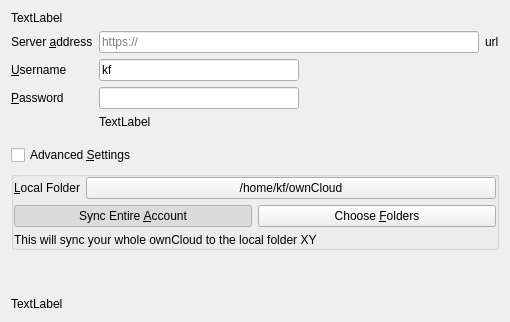
Above: src/mirall/owncloudsetuppage_ng.ui from yogetter/owncloud-client before the change. Below: the same form after it.
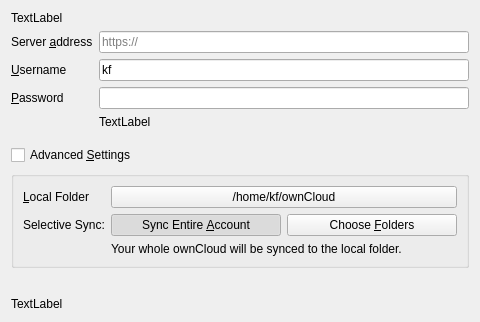
That is the form after the change.

Commit message: Simplified setup dialog - WIP

```diff
--- a/src/mirall/owncloudsetuppage_ng.ui
+++ b/src/mirall/owncloudsetuppage_ng.ui
@@ -6,7 +6,7 @@
    <rect>
     <x>0</x>
     <y>0</y>
-    <width>510</width>
+    <width>480</width>
     <height>322</height>
    </rect>
   </property>
@@ -14,20 +14,7 @@
    <string>Form</string>
   </property>
   <layout class="QGridLayout" name="gridLayout_2">
-   <item row="0" column="0">
-    <widget class="QLabel" name="topLabel">
-     <property name="sizePolicy">
-      <sizepolicy hsizetype="Preferred" vsizetype="Fixed">
-       <horstretch>0</horstretch>
-       <verstretch>0</verstretch>
-      </sizepolicy>
-     </property>
-     <property name="text">
-      <string>TextLabel</string>
-     </property>
-    </widget>
-   </item>
-   <item row="1" column="0">
+   <item row="1" column="0" colspan="2">
     <layout class="QFormLayout" name="formLayout">
      <item row="0" column="0">
       <widget class="QLabel" name="serverAddressLabel">
@@ -40,9 +27,15 @@
       </widget>
      </item>
      <item row="0" column="1">
-      <layout class="QHBoxLayout" name="horizontalLayout_3">
+      <layout class="QHBoxLayout" name="addressLayout">
        <item>
         <widget class="QLineEdit" name="leUrl">
+         <property name="sizePolicy">
+          <sizepolicy hsizetype="MinimumExpanding" vsizetype="Fixed">
+           <horstretch>0</horstretch>
+           <verstretch>0</verstretch>
+          </sizepolicy>
+         </property>
          <property name="toolTip">
           <string>Enter the url of the ownCloud you want to connect to (without http or https).</string>
          </property>
@@ -51,13 +44,6 @@
          </property>
         </widget>
        </item>
-       <item>
-        <widget class="QLabel" name="urlLabel">
-         <property name="text">
-          <string>url</string>
-         </property>
-        </widget>
-       </item>
       </layout>
      </item>
      <item row="1" column="0">
@@ -85,19 +71,6 @@
          </property>
         </widget>
        </item>
-       <item>
-        <spacer name="horizontalSpacer">
-         <property name="orientation">
-          <enum>Qt::Horizontal</enum>
-         </property>
-         <property name="sizeHint" stdset="0">
-          <size>
-           <width>40</width>
-           <height>20</height>
-          </size>
-         </property>
-        </spacer>
-       </item>
       </layout>
      </item>
      <item row="2" column="0">
@@ -125,19 +98,6 @@
          </property>
         </widget>
        </item>
-       <item>
-        <spacer name="horizontalSpacer_2">
-         <property name="orientation">
-          <enum>Qt::Horizontal</enum>
-         </property>
-         <property name="sizeHint" stdset="0">
-          <size>
-           <width>40</width>
-           <height>20</height>
-          </size>
-         </property>
-        </spacer>
-       </item>
       </layout>
      </item>
      <item row="3" column="1">
@@ -155,24 +115,11 @@
          </property>
         </widget>
        </item>
-       <item>
-        <widget class="QLabel" name="label_3">
-         <property name="sizePolicy">
-          <sizepolicy hsizetype="Maximum" vsizetype="Preferred">
-           <horstretch>0</horstretch>
-           <verstretch>0</verstretch>
-          </sizepolicy>
-         </property>
-         <property name="text">
-          <string/>
-         </property>
-        </widget>
-       </item>
       </layout>
      </item>
     </layout>
    </item>
-   <item row="2" column="0">
+   <item row="2" column="0" colspan="2">
     <layout class="QVBoxLayout" name="verticalLayout">
      <property name="topMargin">
       <number>10</number>
@@ -202,12 +149,9 @@
         <bool>true</bool>
        </property>
        <layout class="QGridLayout" name="gridLayout">
-        <property name="margin">
-         <number>0</number>
-        </property>
         <item row="0" column="0">
-         <layout class="QHBoxLayout" name="horizontalLayout">
-          <item>
+         <layout class="QFormLayout" name="formLayout_2">
+          <item row="0" column="0">
            <widget class="QLabel" name="label">
             <property name="sizePolicy">
              <sizepolicy hsizetype="Minimum" vsizetype="Preferred">
@@ -219,12 +163,12 @@
              <string>&amp;Local Folder</string>
             </property>
             <property name="buddy">
-             <cstring>_pbFileSelect</cstring>
+             <cstring>pbSelectLocalFolder</cstring>
             </property>
            </widget>
           </item>
-          <item>
-           <widget class="QPushButton" name="_pbFileSelect">
+          <item row="0" column="1">
+           <widget class="QPushButton" name="pbSelectLocalFolder">
             <property name="sizePolicy">
              <sizepolicy hsizetype="MinimumExpanding" vsizetype="Fixed">
               <horstretch>0</horstretch>
@@ -236,12 +180,29 @@
             </property>
            </widget>
           </item>
-         </layout>
-        </item>
         <item row="1" column="0">
-         <layout class="QHBoxLayout" name="horizontalLayout_2">
+           <widget class="QLabel" name="selectiveSyncLabel">
+            <property name="sizePolicy">
+             <sizepolicy hsizetype="Maximum" vsizetype="Preferred">
+              <horstretch>0</horstretch>
+              <verstretch>0</verstretch>
+             </sizepolicy>
+            </property>
+            <property name="text">
+             <string>Selective Sync:</string>
+            </property>
+           </widget>
+          </item>
+          <item row="1" column="1">
+           <layout class="QHBoxLayout" name="selectiveSyncLayout">
           <item>
            <widget class="QPushButton" name="pbBoxMode">
+              <property name="sizePolicy">
+               <sizepolicy hsizetype="MinimumExpanding" vsizetype="Fixed">
+                <horstretch>0</horstretch>
+                <verstretch>0</verstretch>
+               </sizepolicy>
+              </property>
             <property name="text">
              <string>Sync Entire &amp;Account</string>
             </property>
@@ -257,7 +218,13 @@
            </widget>
           </item>
           <item>
-           <widget class="QPushButton" name="pbContentMode">
+             <widget class="QPushButton" name="pbSelectiveMode">
+              <property name="sizePolicy">
+               <sizepolicy hsizetype="MinimumExpanding" vsizetype="Fixed">
+                <horstretch>0</horstretch>
+                <verstretch>0</verstretch>
+               </sizepolicy>
+              </property>
             <property name="text">
              <string>Choose &amp;Folders</string>
             </property>
@@ -268,19 +235,21 @@
           </item>
          </layout>
         </item>
-        <item row="2" column="0">
+          <item row="2" column="1">
          <widget class="QLabel" name="syncModeLabel">
           <property name="text">
-           <string>This will sync your whole ownCloud to the local folder XY</string>
+             <string>Your whole ownCloud will be synced to the local folder.</string>
           </property>
          </widget>
         </item>
        </layout>
+        </item>
+       </layout>
       </widget>
      </item>
     </layout>
    </item>
-   <item row="3" column="0">
+   <item row="4" column="1">
     <spacer name="verticalSpacer">
      <property name="orientation">
       <enum>Qt::Vertical</enum>
@@ -288,12 +257,25 @@
      <property name="sizeHint" stdset="0">
       <size>
        <width>20</width>
-       <height>103</height>
+       <height>43</height>
       </size>
      </property>
     </spacer>
    </item>
-   <item row="4" column="0">
+   <item row="0" column="0">
+    <widget class="QLabel" name="topLabel">
+     <property name="sizePolicy">
+      <sizepolicy hsizetype="Preferred" vsizetype="Fixed">
+       <horstretch>0</horstretch>
+       <verstretch>0</verstretch>
+      </sizepolicy>
+     </property>
+     <property name="text">
+      <string>TextLabel</string>
+     </property>
+    </widget>
+   </item>
+   <item row="5" column="0">
     <widget class="QLabel" name="bottomLabel">
      <property name="text">
       <string>TextLabel</string>
```
Lines whose indentation alone changed are shown as unchanged. The commit also changes 3 other files.
